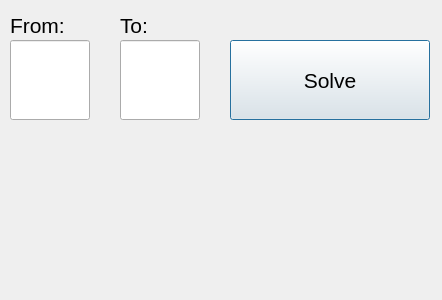
Old version of the form Sem_2/Labs/graph/GraphGenerator/tsp.ui in the repository Meidori/PSTU_Labs_2023.
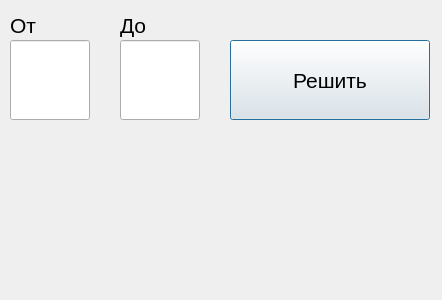
New version of the form.

The edit to the form file:
```diff
--- a/Sem_2/Labs/graph/GraphGenerator/tsp.ui
+++ b/Sem_2/Labs/graph/GraphGenerator/tsp.ui
@@ -28,7 +28,7 @@
     </font>
    </property>
    <property name="text">
-    <string>Solve</string>
+    <string>Решить</string>
    </property>
   </widget>
   <widget class="QLabel" name="fromLabel">
@@ -46,7 +46,7 @@
     </font>
    </property>
    <property name="text">
-    <string>From:</string>
+    <string>От</string>
    </property>
   </widget>
   <widget class="QLabel" name="toLabel">
@@ -64,7 +64,7 @@
     </font>
    </property>
    <property name="text">
-    <string>To:</string>
+    <string>До</string>
    </property>
   </widget>
   <widget class="QLineEdit" name="fromLine">
```
Left out of the diff: 2 changed lines with no effect on the pictures.
